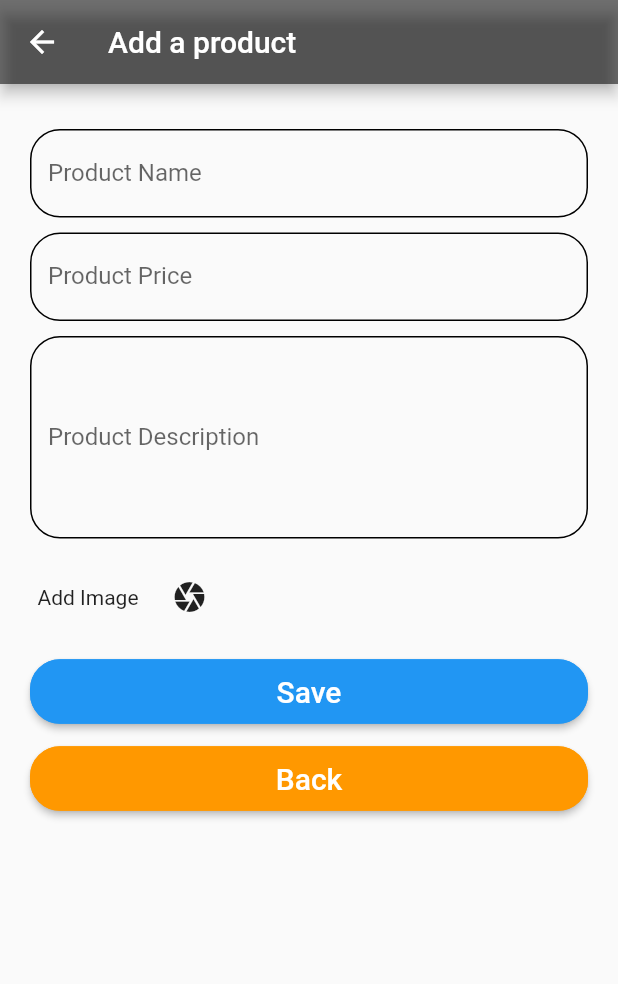
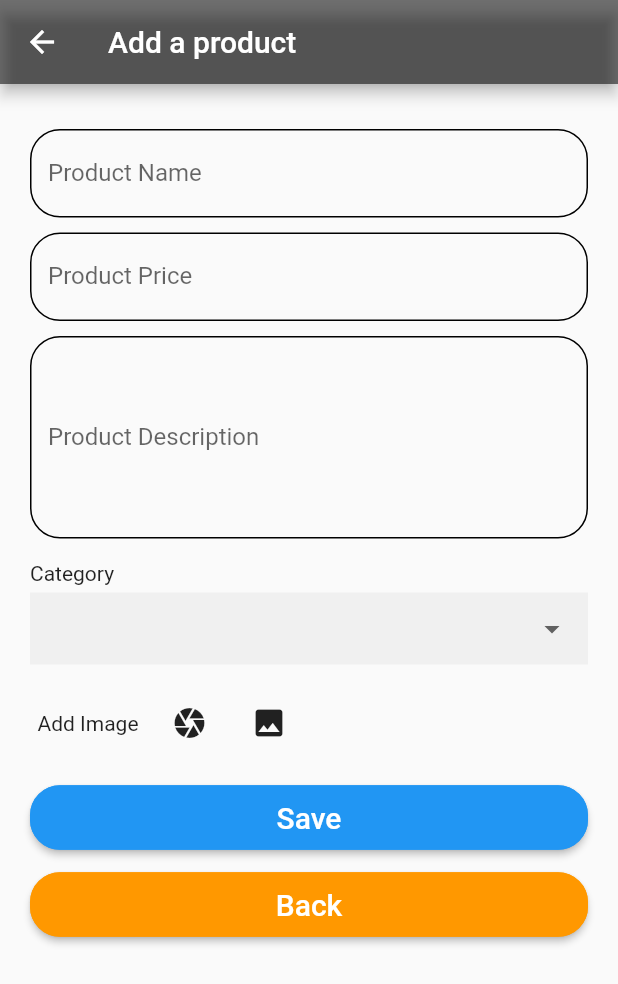
Before and after one commit to albertmaharjan94/flutter_project, a Flutter app: the AddProductScreen screen opened by its route, after a tap on the "camera" icon, on a phone screen of 412 x 824 dp. Shown: the top 984 px of the screen. Run offline on Flutter 3.47's test engine with Material 2 defaults, Android fonts, the phone set to English and light mode, and no system bars; drawn by our look-alikes of loader_overlay; our stand-ins replace cloud_firestore, firebase_auth, firebase_core, firebase_messaging, firebase_storage, flutter_local_notifications and 1 more; accounts and stored records are empty.

Commit message:
product wip

```diff
--- /dev/null
+++ b/lib/models/product_model.dart
@@ -0,0 +1,69 @@
+// To parse this JSON data, do
+//
+//     final productModel = productModelFromJson(jsonString);
+
+import 'dart:convert';
+
+import 'package:cloud_firestore/cloud_firestore.dart';
+
+ProductModel? productModelFromJson(String str) => ProductModel.fromJson(json.decode(str));
+
+String productModelToJson(ProductModel? data) => json.encode(data!.toJson());
+
+class ProductModel {
+  ProductModel({
+    this.id,
+    this.userId,
+    this.categoryId,
+    this.productName,
+    this.productPrice,
+    this.productDescription,
+    this.imageUrl,
+    this.imagePath,
+  });
+
+  String? id;
+  String? userId;
+  String? categoryId;
+  String? productName;
+  num? productPrice;
+  String? productDescription;
+  String? imageUrl;
+  String? imagePath;
+
+  factory ProductModel.fromJson(Map<String, dynamic> json) => ProductModel(
+    id: json["id"],
+    userId: json["user_id"],
+    categoryId: json["category_id"],
+    productName: json["productName"],
+    productPrice: json["productPrice"].toDouble(),
+    productDescription: json["productDescription"],
+    imageUrl: json["imageUrl"],
+    imagePath: json["imagePath"],
+  );
+
+
+
+  factory ProductModel.fromFirebaseSnapshot(DocumentSnapshot<Map<String, dynamic>> json) => ProductModel(
+    id: json.id,
+    userId: json["user_id"],
+    categoryId: json["category_id"],
+    productName: json["productName"],
+    productPrice: json["productPrice"].toDouble(),
+    productDescription: json["productDescription"],
+    imageUrl: json["imageUrl"],
+    imagePath: json["imagePath"],
+  );
+
+
+  Map<String, dynamic> toJson() => {
+    "id": id,
+    "user_id": userId,
+    "category_id": categoryId,
+    "productName": productName,
+    "productPrice": productPrice,
+    "productDescription": productDescription,
+    "imageUrl": imageUrl,
+    "imagePath": imagePath,
+  };
+}
--- a/lib/repositories/category_repositories.dart
+++ b/lib/repositories/category_repositories.dart
@@ -15,9 +15,9 @@ class CategoryRepository{
   );
     Future<List<QueryDocumentSnapshot<CategoryModel>>> getCategories() async {
     try {
-      bool hasData = await categoryRef.snapshots().length > 0;
+      var data = await categoryRef.get();
+      bool hasData = data.docs.isNotEmpty;
       if(!hasData){
-        print(makeCategory());
         makeCategory().forEach((element) async {
           await categoryRef.add(element);
         });
@@ -26,6 +26,7 @@ class CategoryRepository{
       var category = response.docs;
       return category;
     } catch (err) {
+      print(err);
       rethrow;
     }
   }
--- a/lib/screens/product/add_product_screen.dart
+++ b/lib/screens/product/add_product_screen.dart
@@ -1,4 +1,8 @@
 import 'package:flutter/material.dart';
+import 'package:image_picker/image_picker.dart';
+import 'package:n_baz/models/product_model.dart';
+import 'package:n_baz/repositories/product_repositories.dart';
+import 'package:n_baz/services/file_upload.dart';
 import 'package:n_baz/viewmodels/category_viewmodel.dart';
 import 'package:provider/provider.dart';
 
@@ -17,8 +21,25 @@ class _AddProductScreenState extends State<AddProductScreen> {
   TextEditingController _productPriceController = TextEditingController();
   TextEditingController _productDescriptionController = TextEditingController();
   String productCategory = "";
-  void saveProduct(){
-    ScaffoldMessenger.of(context).showSnackBar(SnackBar(content: Text("WIP")));
+  void saveProduct() async{
+    _ui.loadState(true);
+    try{
+      final ProductModel data= ProductModel(
+        imagePath: imagePath,
+        imageUrl: imageUrl,
+        categoryId: selectedCategory,
+        productDescription: _productDescriptionController.text,
+        productName: _productNameController.text,
+        productPrice: num.parse(_productPriceController.text.toString()),
+        userId: _authViewModel.loggedInUser!.userId,
+      );
+      await ProductRepository().addProducts(product: data);
+      ScaffoldMessenger.of(context).showSnackBar(SnackBar(content: Text("Success")));
+      Navigator.of(context).pop();
+    }catch(e){
+      ScaffoldMessenger.of(context).showSnackBar(SnackBar(content: Text("Error")));
+    }
+    _ui.loadState(false);
   }
   late GlobalUIViewModel _ui;
   late AuthViewModel _authViewModel;
@@ -43,6 +64,51 @@ class _AddProductScreenState extends State<AddProductScreen> {
     }
     _ui.loadState(false);
   }
+  String? selectedCategory;
+
+  // image uploader
+  String? imageUrl;
+  String? imagePath;
+  final ImagePicker _picker = ImagePicker();
+
+  Future<void> _pickImage(ImageSource source) async {
+    var selected = await _picker.pickImage(source: source, imageQuality: 100);
+    if (selected != null) {
+      setState(() {
+        imageUrl = null;
+        imagePath=null;
+      });
+
+      _ui.loadState(true);
+      try{
+        ImagePath? image = await FileUpload().uploadImage(selectedPath: selected.path);
+        if(image!=null){
+          setState(() {
+            imageUrl = image.imageUrl;
+            imagePath = image.imagePath;
+          });
+        }
+      }catch(e){}
+
+      _ui.loadState(false);
+    }
+  }
+
+  void deleteImage() async {
+
+    _ui.loadState(true);
+    try{
+
+      await FileUpload().deleteImage(deletePath: imagePath.toString()).then((value){
+        setState(() {
+          imagePath=null;
+          imageUrl=null;
+        });
+      });
+    }catch(e){}
+
+    _ui.loadState(false);
+  }
 
   @override
   Widget build(BuildContext context) {
@@ -51,12 +117,15 @@ class _AddProductScreenState extends State<AddProductScreen> {
         backgroundColor: Colors.black54,
         title: Text("Add a product"),
       ),
-      body: SafeArea(
+      body: Consumer<CategoryViewModel>(
+          builder: (context, categoryVM, child) {
+          return SafeArea(
             child: SingleChildScrollView(
               physics: BouncingScrollPhysics(),
               child: Container(
                 padding: EdgeInsets.all(20),
                 child: Column(
+                  crossAxisAlignment: CrossAxisAlignment.start,
                   children: [
 
                     SizedBox(height: 10,),
@@ -112,6 +181,35 @@ class _AddProductScreenState extends State<AddProductScreen> {
                         hintText: 'Enter product description',
                       ),
                     ),
+                    SizedBox(height: 15,),
+                    Text("Category", textAlign: TextAlign.start,),
+                    SizedBox(height: 5,),
+                    DropdownButtonFormField(
+                      borderRadius: BorderRadius.circular(10),
+                      isExpanded: true,
+                      value: selectedCategory,
+                      decoration: const InputDecoration(
+                        border: InputBorder.none,
+                        filled: true,
+                      ),
+                      icon: const Icon(Icons
+                          .arrow_drop_down_outlined),
+                      items: categoryVM.categories.map((pt) {
+                        return DropdownMenuItem(
+                          value: pt.id.toString(),
+                          child: Text(
+                            pt.categoryName.toString(),
+                            overflow:
+                            TextOverflow.ellipsis,
+                          ),
+                        );
+                      }).toList(),
+                      onChanged: (newVal) {
+                        setState(() {
+                          selectedCategory = newVal.toString();
+                        });
+                      },
+                    ),
                     SizedBox(height: 10,),
                     Container(
                       padding: EdgeInsets.all(5),
@@ -120,12 +218,31 @@ class _AddProductScreenState extends State<AddProductScreen> {
                         children: [
                           Text("Add Image"),
                           SizedBox(width: 10,),
-                      IconButton(onPressed: (){},
-                          icon: Icon(Icons.camera))
+                          IconButton(onPressed: (){
+                            _pickImage(ImageSource.camera);
+                          },
+                              icon: Icon(Icons.camera)),
+                          SizedBox(width: 5,),
+                          IconButton(onPressed: (){
+                            _pickImage(ImageSource.gallery);
+                          },
+                              icon: Icon(Icons.photo))
                         ],
                       ),
                     ),
-
+                    imageUrl !=null ?
+                        Wrap(
+                          crossAxisAlignment: WrapCrossAlignment.center,
+                          children: [
+                            Image.network(imageUrl!, height: 50, width: 50,),
+                            Text(imagePath.toString()),
+                            IconButton(onPressed: (){
+                             deleteImage();
+                            },
+                                icon: Icon(Icons.delete, color: Colors.red,)),
+                          ],
+                        )
+                        : Container(),
                     SizedBox(height: 10,),
                     Container(
                       width: double.infinity,
@@ -169,7 +286,10 @@ class _AddProductScreenState extends State<AddProductScreen> {
                 ),
               ),
             ),
+          );
+        }
       ),
     );
   }
+
 }
--- /dev/null
+++ b/lib/services/file_upload.dart
@@ -0,0 +1,46 @@
+import 'dart:io';
+
+import 'package:firebase_storage/firebase_storage.dart';
+import 'package:n_baz/services/firebase_service.dart';
+
+class FileUpload{
+  Reference storage = FirebaseService.storageRef;
+
+  Future<ImagePath?> uploadImage({required String selectedPath , String? deletePath}) async{
+    try{
+      String dt = DateTime.now().millisecondsSinceEpoch.toString();
+      if(deletePath !=null){
+        storage.child(deletePath).delete();
+      }
+      var photo = await storage.child("products").child("$dt.jpg").putFile(File(selectedPath));
+      String photoUrl = await photo.ref.getDownloadURL();
+      return ImagePath(
+        imageUrl: photoUrl,
+        imagePath: photo.ref.fullPath
+      );
+    }catch(e){
+      return null;
+    }
+  }
+
+
+  Future<bool?> deleteImage({String? deletePath}) async{
+    try{
+      if(deletePath !=null){
+        await storage.child(deletePath).delete();
+      }
+      return true;
+    }catch(e){
+      return false;
+    }
+  }
+}
+
+class ImagePath {
+  ImagePath({
+    this.imageUrl,
+    this.imagePath,
+  });
+  String? imageUrl;
+  String? imagePath;
+}
--- a/lib/services/firebase_service.dart
+++ b/lib/services/firebase_service.dart
@@ -1,8 +1,9 @@
 import 'package:cloud_firestore/cloud_firestore.dart';
 import 'package:firebase_auth/firebase_auth.dart';
+import 'package:firebase_storage/firebase_storage.dart';
 
 class FirebaseService{
   static FirebaseAuth firebaseAuth = FirebaseAuth.instance;
   static FirebaseFirestore db = FirebaseFirestore.instance;
-
+  static Reference storageRef = FirebaseStorage.instance.ref();
 }
--- a/lib/viewmodels/category_viewmodel.dart
+++ b/lib/viewmodels/category_viewmodel.dart
@@ -14,12 +14,14 @@ class CategoryViewModel with ChangeNotifier {
   List<CategoryModel> _categories = [];
   List<CategoryModel> get categories => _categories;
   Future<void> getCategories() async{
+    _categories=[];
     try{
       var response = await _categoryRepository.getCategories();
       for (var element in response) {
+
+        print(element.id);
         _categories.add(element.data());
       }
-      print(_categories);
       notifyListeners();
     }catch(e){
       print(e);
--- a/pubspec.yaml
+++ b/pubspec.yaml
@@ -40,6 +40,8 @@ dependencies:
   firebase_auth: ^4.2.5
   cloud_firestore: ^4.3.1
   firebase_messaging: ^14.2.1
+  firebase_storage: ^11.0.10
+  image_picker: ^0.8.6
   #
   path_provider: ^2.0.11
   provider: ^6.0.5
```
Also changed, not shown: lib/repositories/product_repositories.dart (added, +41 -0 lines), pubspec.lock, 1 other file. Lines whose indentation alone changed are shown as unchanged.
